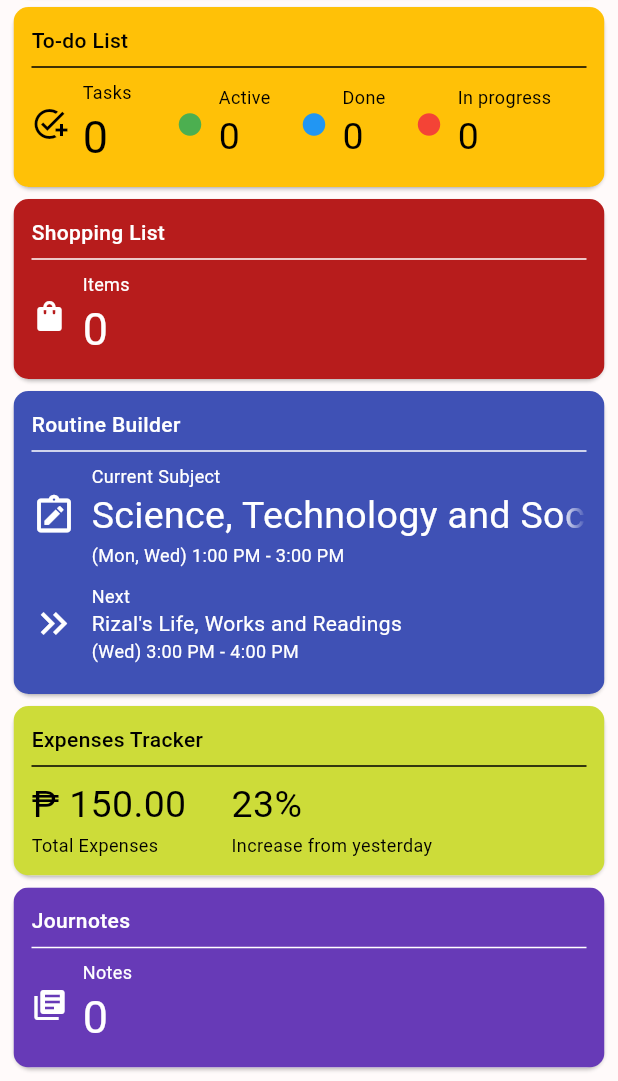
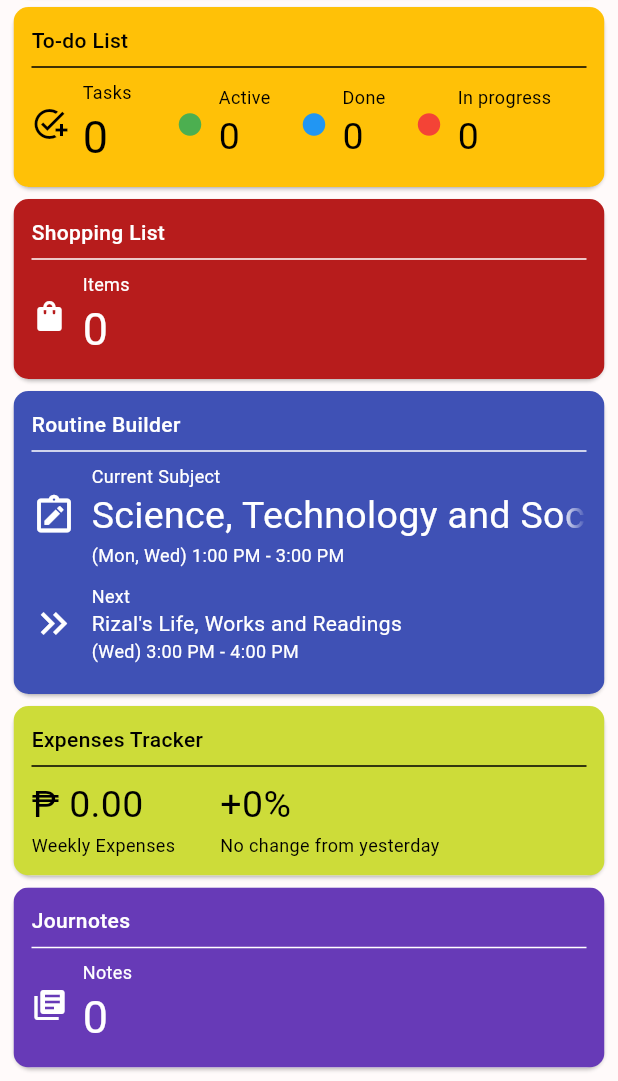
Before and after one commit to olopsc-rxaliman/studyante, a Flutter app: the screen it shows after launch, scrolled down 194 dp, on a phone screen of 412 x 824 dp, the part 155-1236 px from its top. Run offline on Flutter 3.47's test engine with Material 3 defaults, Android fonts, the phone set to English and light mode, and no system bars; our stand-ins replace animated_list_plus, fl_chart, hive_ce_flutter; missing offline and left inert: keep_screen_on; accounts and stored records are empty.

Commit message:
Added functions for expenses tracker

```diff
--- a/lib/components/expensestracker/expensestracker_widget.dart
+++ b/lib/components/expensestracker/expensestracker_widget.dart
@@ -1,12 +1,61 @@
 import "package:flutter/material.dart";
+import "package:hive_ce_flutter/hive_ce_flutter.dart";
 import "package:studyante/components/base_widget.dart";
 import "package:studyante/pages/expensestracker_page.dart";
+import "package:studyante/services/hive/hive_constants.dart";
+import "package:studyante/services/hive/hive_expenses_functions.dart";
 
 class ExpensesTrackerWidget extends StatelessWidget {
   const ExpensesTrackerWidget({super.key});
 
+  static DateTime _getWeekStart(DateTime date) {
+    final diff = date.weekday - 1;
+    return DateTime(date.year, date.month, date.day - diff);
+  }
+
   @override
   Widget build(BuildContext context) {
+    return ValueListenableBuilder(
+      valueListenable: Hive.box(expensesBoxName).listenable(),
+      builder: (context, Box box, _) {
+        final weekStart = _getWeekStart(DateTime.now());
+        final weeklyTotal = ExpensesHiveFunctions.getWeeklySpent(weekStart);
+
+        // Calculate today's and yesterday's spending
+        final now = DateTime.now();
+        final todayStart = DateTime(now.year, now.month, now.day);
+        final yesterdayStart = todayStart.subtract(const Duration(days: 1));
+
+        final allExpenses = ExpensesHiveFunctions.getAllExpenses();
+        final todaySpending = allExpenses
+            .where((e) => (e['date'] as DateTime)
+                .isAfter(todayStart.subtract(const Duration(seconds: 1))))
+            .fold(0.0, (sum, e) => sum + (e['amount'] as double));
+        final yesterdaySpending = allExpenses.where((e) {
+          final date = e['date'] as DateTime;
+          return date.isAfter(
+                  yesterdayStart.subtract(const Duration(seconds: 1))) &&
+              date.isBefore(todayStart);
+        }).fold(0.0, (sum, e) => sum + (e['amount'] as double));
+
+        // Calculate percentage change
+        double percentChange = 0;
+        String changeLabel = "No change from yesterday";
+        if (yesterdaySpending > 0) {
+          percentChange =
+              ((todaySpending - yesterdaySpending) / yesterdaySpending) * 100;
+          if (percentChange > 0) {
+            changeLabel = "Increase from yesterday";
+          } else if (percentChange < 0) {
+            changeLabel = "Decrease from yesterday";
+          } else {
+            changeLabel = "Same as yesterday";
+          }
+        } else if (todaySpending > 0) {
+          changeLabel = "New spending today";
+          percentChange = 100;
+        }
+
         return BaseWidget(
           title: "Expenses Tracker",
           backgroundColor: Colors.lime,
@@ -15,7 +64,7 @@ class ExpensesTrackerWidget extends StatelessWidget {
               builder: (context) => const ExpensesTrackerPage(),
             ),
           ),
-      child: const Wrap(
+          child: Wrap(
             spacing: 30,
             runSpacing: 10,
             children: [
@@ -23,14 +72,14 @@ class ExpensesTrackerWidget extends StatelessWidget {
                 crossAxisAlignment: CrossAxisAlignment.start,
                 children: [
                   Text(
-                "₱ 150.00",
-                style: TextStyle(
+                    "₱ ${weeklyTotal.toStringAsFixed(2)}",
+                    style: const TextStyle(
                       color: Colors.black,
                       fontSize: 25,
                     ),
                   ),
-              Text(
-                "Total Expenses",
+                  const Text(
+                    "Weekly Expenses",
                     style: TextStyle(
                       color: Colors.black,
                       fontSize: 12,
@@ -42,15 +91,19 @@ class ExpensesTrackerWidget extends StatelessWidget {
                 crossAxisAlignment: CrossAxisAlignment.start,
                 children: [
                   Text(
-                "23%",
+                    "${percentChange >= 0 ? '+' : ''}${percentChange.toStringAsFixed(0)}%",
                     style: TextStyle(
-                  color: Colors.black,
+                      color: percentChange > 0
+                          ? Colors.red[800]
+                          : percentChange < 0
+                              ? Colors.green[800]
+                              : Colors.black,
                       fontSize: 25,
                     ),
                   ),
                   Text(
-                "Increase from yesterday",
-                style: TextStyle(
+                    changeLabel,
+                    style: const TextStyle(
                       color: Colors.black,
                       fontSize: 12,
                     ),
@@ -60,5 +113,7 @@ class ExpensesTrackerWidget extends StatelessWidget {
             ],
           ),
         );
+      },
+    );
   }
 }
```
Lines whose indentation alone changed are shown as unchanged.
